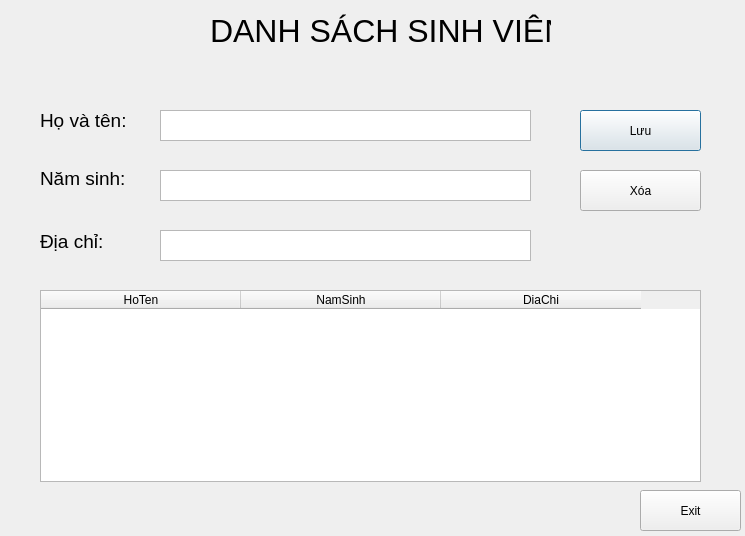
Above: Helloworld/dialog.ui from tranthangdong/PNUCS353 before the change. Below: the same form after it.
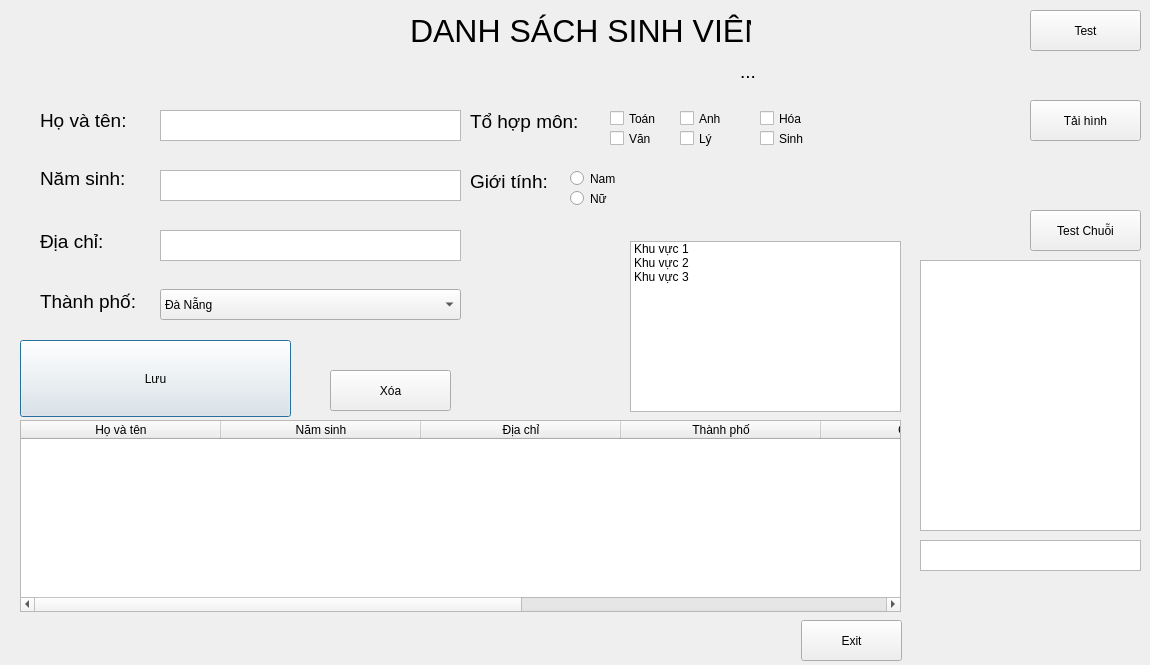
That is the form after the change.

```diff
--- a/Helloworld/dialog.ui
+++ b/Helloworld/dialog.ui
@@ -9,8 +9,8 @@
    <rect>
     <x>0</x>
     <y>0</y>
-    <width>745</width>
-    <height>536</height>
+    <width>1150</width>
+    <height>665</height>
    </rect>
   </property>
   <property name="mouseTracking">
@@ -40,7 +40,7 @@
   <widget class="QLabel" name="label_CoQuan">
    <property name="geometry">
     <rect>
-     <x>210</x>
+     <x>410</x>
      <y>10</y>
      <width>341</width>
      <height>41</height>
@@ -60,7 +60,7 @@
     <rect>
      <x>160</x>
      <y>110</y>
-     <width>371</width>
+     <width>301</width>
      <height>31</height>
     </rect>
    </property>
@@ -77,7 +77,7 @@
     <rect>
      <x>160</x>
      <y>170</y>
-     <width>371</width>
+     <width>301</width>
      <height>31</height>
     </rect>
    </property>
@@ -123,7 +123,7 @@
     <rect>
      <x>160</x>
      <y>230</y>
-     <width>371</width>
+     <width>301</width>
      <height>31</height>
     </rect>
    </property>
@@ -131,10 +131,10 @@
   <widget class="QPushButton" name="pButton_Luu">
    <property name="geometry">
     <rect>
-     <x>580</x>
-     <y>110</y>
-     <width>121</width>
-     <height>41</height>
+     <x>20</x>
+     <y>340</y>
+     <width>271</width>
+     <height>77</height>
     </rect>
    </property>
    <property name="text">
@@ -144,8 +144,8 @@
   <widget class="QPushButton" name="pButton_Exit">
    <property name="geometry">
     <rect>
-     <x>640</x>
-     <y>490</y>
+     <x>801</x>
+     <y>620</y>
      <width>101</width>
      <height>41</height>
     </rect>
@@ -157,9 +157,9 @@
   <widget class="QTableWidget" name="tableWidget">
    <property name="geometry">
     <rect>
-     <x>40</x>
-     <y>290</y>
-     <width>661</width>
+     <x>20</x>
+     <y>420</y>
+     <width>881</width>
      <height>192</height>
     </rect>
    </property>
@@ -168,7 +168,7 @@
    </attribute>
    <column>
     <property name="text">
-     <string>HoTen</string>
+     <string>Họ và tên</string>
     </property>
     <property name="background">
      <color>
@@ -180,20 +180,40 @@
    </column>
    <column>
     <property name="text">
-     <string>NamSinh</string>
+     <string>Năm sinh</string>
     </property>
    </column>
    <column>
     <property name="text">
-     <string>DiaChi</string>
+     <string>Địa chỉ</string>
+    </property>
+   </column>
+   <column>
+    <property name="text">
+     <string>Thành phố</string>
+    </property>
+   </column>
+   <column>
+    <property name="text">
+     <string>Giới tính</string>
+    </property>
+   </column>
+   <column>
+    <property name="text">
+     <string>Tổ hợp môn</string>
+    </property>
+   </column>
+   <column>
+    <property name="text">
+     <string>Khu vực</string>
     </property>
    </column>
   </widget>
   <widget class="QPushButton" name="pButton_Xoa">
    <property name="geometry">
     <rect>
-     <x>580</x>
-     <y>170</y>
+     <x>330</x>
+     <y>370</y>
      <width>121</width>
      <height>41</height>
     </rect>
@@ -202,6 +222,358 @@
     <string>Xóa</string>
    </property>
   </widget>
+  <widget class="QComboBox" name="comboBoxThanhpho">
+   <property name="geometry">
+    <rect>
+     <x>160</x>
+     <y>289</y>
+     <width>301</width>
+     <height>31</height>
+    </rect>
+   </property>
+   <item>
+    <property name="text">
+     <string>Đà Nẵng</string>
+    </property>
+   </item>
+   <item>
+    <property name="text">
+     <string>Quảng Nam</string>
+    </property>
+   </item>
+   <item>
+    <property name="text">
+     <string>Quảng Bình</string>
+    </property>
+   </item>
+   <item>
+    <property name="text">
+     <string>Thừa Thiên Huế</string>
+    </property>
+   </item>
+   <item>
+    <property name="text">
+     <string>Hồ Chí Minh</string>
+    </property>
+   </item>
+   <item>
+    <property name="text">
+     <string>Hà Nội</string>
+    </property>
+   </item>
+   <item>
+    <property name="text">
+     <string>Phú Yên</string>
+    </property>
+   </item>
+   <item>
+    <property name="text">
+     <string>Khánh Hòa</string>
+    </property>
+   </item>
+   <item>
+    <property name="text">
+     <string>Đồng Nai</string>
+    </property>
+   </item>
+   <item>
+    <property name="text">
+     <string>Lạng Sơn</string>
+    </property>
+   </item>
+  </widget>
+  <widget class="QLabel" name="label_ThanhPho">
+   <property name="geometry">
+    <rect>
+     <x>40</x>
+     <y>290</y>
+     <width>111</width>
+     <height>23</height>
+    </rect>
+   </property>
+   <property name="font">
+    <font>
+     <pointsize>14</pointsize>
+    </font>
+   </property>
+   <property name="text">
+    <string>Thành phố:</string>
+   </property>
+  </widget>
+  <widget class="QPushButton" name="pButton_Test">
+   <property name="geometry">
+    <rect>
+     <x>1030</x>
+     <y>10</y>
+     <width>111</width>
+     <height>41</height>
+    </rect>
+   </property>
+   <property name="text">
+    <string>Test</string>
+   </property>
+  </widget>
+  <widget class="QLabel" name="label_Test">
+   <property name="geometry">
+    <rect>
+     <x>740</x>
+     <y>60</y>
+     <width>391</width>
+     <height>23</height>
+    </rect>
+   </property>
+   <property name="font">
+    <font>
+     <pointsize>14</pointsize>
+    </font>
+   </property>
+   <property name="text">
+    <string>...</string>
+   </property>
+  </widget>
+  <widget class="QCheckBox" name="checkBox_Toan">
+   <property name="geometry">
+    <rect>
+     <x>610</x>
+     <y>110</y>
+     <width>70</width>
+     <height>17</height>
+    </rect>
+   </property>
+   <property name="text">
+    <string>Toán</string>
+   </property>
+  </widget>
+  <widget class="QRadioButton" name="radioButtonNam">
+   <property name="geometry">
+    <rect>
+     <x>570</x>
+     <y>170</y>
+     <width>82</width>
+     <height>17</height>
+    </rect>
+   </property>
+   <property name="text">
+    <string>Nam</string>
+   </property>
+  </widget>
+  <widget class="QCheckBox" name="checkBox_Van">
+   <property name="geometry">
+    <rect>
+     <x>610</x>
+     <y>130</y>
+     <width>70</width>
+     <height>17</height>
+    </rect>
+   </property>
+   <property name="text">
+    <string>Văn</string>
+   </property>
+  </widget>
+  <widget class="QRadioButton" name="radioButtonNu">
+   <property name="geometry">
+    <rect>
+     <x>570</x>
+     <y>190</y>
+     <width>82</width>
+     <height>17</height>
+    </rect>
+   </property>
+   <property name="text">
+    <string>Nữ</string>
+   </property>
+  </widget>
+  <widget class="QLabel" name="label_Gioitinh">
+   <property name="geometry">
+    <rect>
+     <x>470</x>
+     <y>170</y>
+     <width>111</width>
+     <height>23</height>
+    </rect>
+   </property>
+   <property name="font">
+    <font>
+     <pointsize>14</pointsize>
+    </font>
+   </property>
+   <property name="text">
+    <string>Giới tính:</string>
+   </property>
+  </widget>
+  <widget class="QLabel" name="label_ToHopMon">
+   <property name="geometry">
+    <rect>
+     <x>470</x>
+     <y>110</y>
+     <width>131</width>
+     <height>23</height>
+    </rect>
+   </property>
+   <property name="font">
+    <font>
+     <pointsize>14</pointsize>
+    </font>
+   </property>
+   <property name="text">
+    <string>Tổ hợp môn:</string>
+   </property>
+  </widget>
+  <widget class="QCheckBox" name="checkBox_Anh">
+   <property name="geometry">
+    <rect>
+     <x>680</x>
+     <y>110</y>
+     <width>70</width>
+     <height>17</height>
+    </rect>
+   </property>
+   <property name="text">
+    <string>Anh</string>
+   </property>
+  </widget>
+  <widget class="QCheckBox" name="checkBox_Ly">
+   <property name="geometry">
+    <rect>
+     <x>680</x>
+     <y>130</y>
+     <width>70</width>
+     <height>17</height>
+    </rect>
+   </property>
+   <property name="text">
+    <string>Lý</string>
+   </property>
+  </widget>
+  <widget class="QCheckBox" name="checkBox_Hoa">
+   <property name="geometry">
+    <rect>
+     <x>760</x>
+     <y>110</y>
+     <width>70</width>
+     <height>17</height>
+    </rect>
+   </property>
+   <property name="text">
+    <string>Hóa</string>
+   </property>
+  </widget>
+  <widget class="QCheckBox" name="checkBox_Sinh">
+   <property name="geometry">
+    <rect>
+     <x>760</x>
+     <y>130</y>
+     <width>70</width>
+     <height>17</height>
+    </rect>
+   </property>
+   <property name="text">
+    <string>Sinh</string>
+   </property>
+  </widget>
+  <widget class="QListWidget" name="listWidgetKhuVuc">
+   <property name="geometry">
+    <rect>
+     <x>630</x>
+     <y>241</y>
+     <width>271</width>
+     <height>171</height>
+    </rect>
+   </property>
+   <item>
+    <property name="text">
+     <string>Khu vực 1</string>
+    </property>
+   </item>
+   <item>
+    <property name="text">
+     <string>Khu vực 2</string>
+    </property>
+   </item>
+   <item>
+    <property name="text">
+     <string>Khu vực 3</string>
+    </property>
+   </item>
+  </widget>
+  <widget class="QPushButton" name="pButton_TaiHinh">
+   <property name="geometry">
+    <rect>
+     <x>1030</x>
+     <y>100</y>
+     <width>111</width>
+     <height>41</height>
+    </rect>
+   </property>
+   <property name="text">
+    <string>Tải hình</string>
+   </property>
+  </widget>
+  <widget class="QLabel" name="label_Hinh">
+   <property name="geometry">
+    <rect>
+     <x>820</x>
+     <y>20</y>
+     <width>201</width>
+     <height>151</height>
+    </rect>
+   </property>
+   <property name="font">
+    <font>
+     <pointsize>14</pointsize>
+    </font>
+   </property>
+   <property name="text">
+    <string/>
+   </property>
+  </widget>
+  <widget class="QTextEdit" name="textEdit_QString">
+   <property name="geometry">
+    <rect>
+     <x>920</x>
+     <y>260</y>
+     <width>221</width>
+     <height>271</height>
+    </rect>
+   </property>
+   <property name="html">
+    <string>&lt;!DOCTYPE HTML PUBLIC &quot;-//W3C//DTD HTML 4.0//EN&quot; &quot;http://www.w3.org/TR/REC-html40/strict.dtd&quot;&gt;
+&lt;html&gt;&lt;head&gt;&lt;meta name=&quot;qrichtext&quot; content=&quot;1&quot; /&gt;&lt;style type=&quot;text/css&quot;&gt;
+p, li { white-space: pre-wrap; }
+&lt;/style&gt;&lt;/head&gt;&lt;body style=&quot; font-family:'MS Shell Dlg 2'; font-size:8.25pt; font-weight:400; font-style:normal;&quot;&gt;
+&lt;p style=&quot;-qt-paragraph-type:empty; margin-top:0px; margin-bottom:0px; margin-left:0px; margin-right:0px; -qt-block-indent:0; text-indent:0px;&quot;&gt;&lt;br /&gt;&lt;/p&gt;&lt;/body&gt;&lt;/html&gt;</string>
+   </property>
+  </widget>
+  <widget class="QPushButton" name="pButton_QString">
+   <property name="geometry">
+    <rect>
+     <x>1030</x>
+     <y>210</y>
+     <width>111</width>
+     <height>41</height>
+    </rect>
+   </property>
+   <property name="text">
+    <string>Test Chuỗi</string>
+   </property>
+  </widget>
+  <widget class="QTextEdit" name="textEdit_Size">
+   <property name="geometry">
+    <rect>
+     <x>920</x>
+     <y>540</y>
+     <width>221</width>
+     <height>31</height>
+    </rect>
+   </property>
+   <property name="html">
+    <string>&lt;!DOCTYPE HTML PUBLIC &quot;-//W3C//DTD HTML 4.0//EN&quot; &quot;http://www.w3.org/TR/REC-html40/strict.dtd&quot;&gt;
+&lt;html&gt;&lt;head&gt;&lt;meta name=&quot;qrichtext&quot; content=&quot;1&quot; /&gt;&lt;style type=&quot;text/css&quot;&gt;
+p, li { white-space: pre-wrap; }
+&lt;/style&gt;&lt;/head&gt;&lt;body style=&quot; font-family:'MS Shell Dlg 2'; font-size:8.25pt; font-weight:400; font-style:normal;&quot;&gt;
+&lt;p style=&quot;-qt-paragraph-type:empty; margin-top:0px; margin-bottom:0px; margin-left:0px; margin-right:0px; -qt-block-indent:0; text-indent:0px;&quot;&gt;&lt;br /&gt;&lt;/p&gt;&lt;/body&gt;&lt;/html&gt;</string>
+   </property>
+  </widget>
  </widget>
  <resources/>
  <connections/>
```
